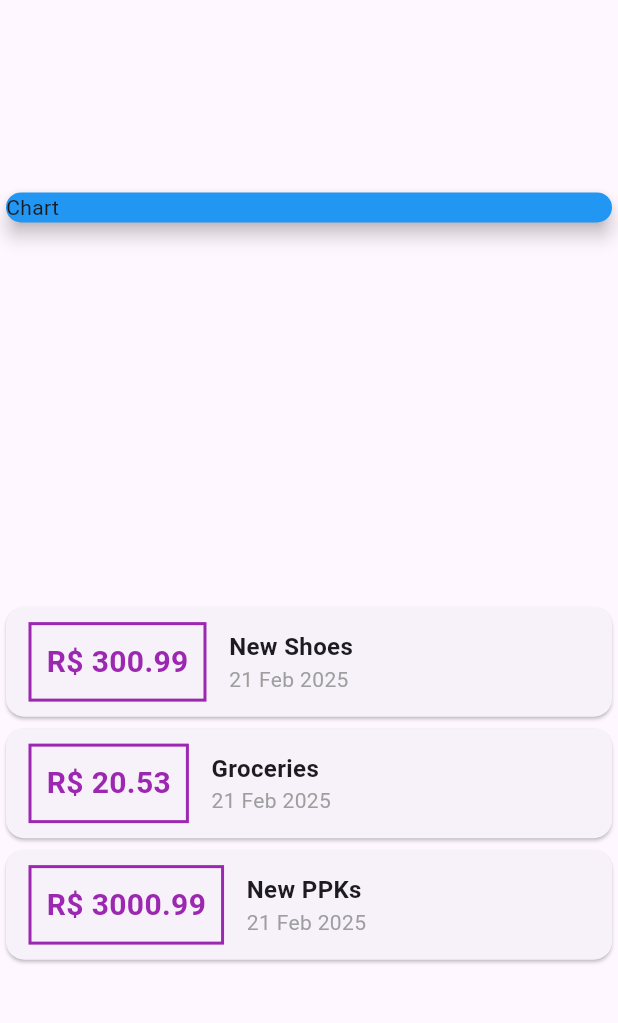
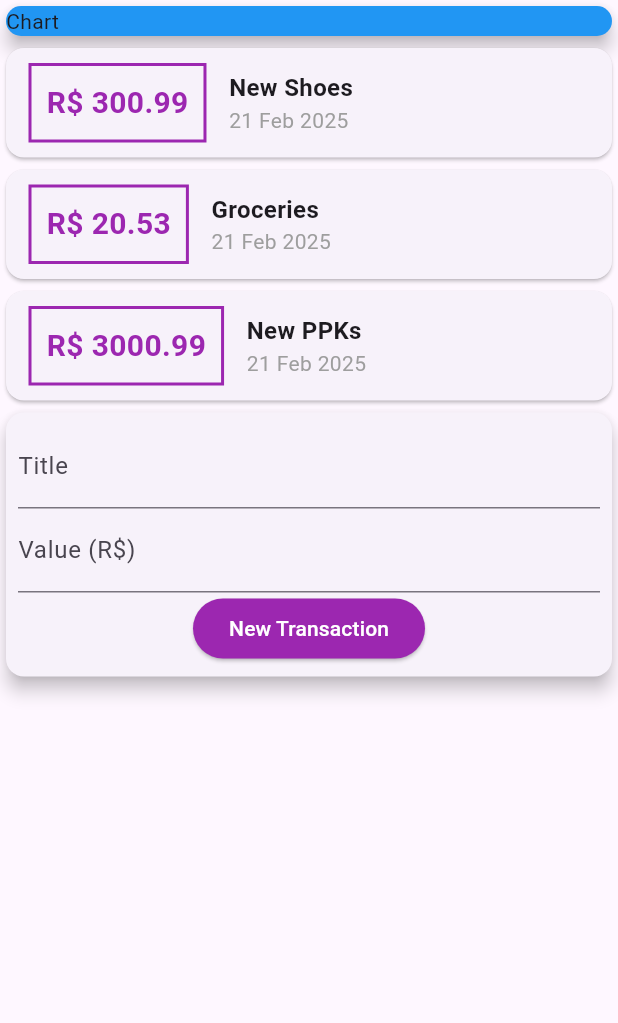
Before and after one commit to dilersik/personal-expenses-flutter, a Flutter app: the screen it shows after launch, on a phone screen of 412 x 824 dp, the part 84-1107 px from its top. Run offline on Flutter 3.47's test engine with Material 3 defaults, Android fonts, the phone set to English and light mode, and no system bars.

Commit message:
100. Usando TextField #01

```diff
--- a/lib/main.dart
+++ b/lib/main.dart
@@ -52,7 +52,6 @@ class MyHomePage extends StatelessWidget {
           backgroundColor: Colors.blue,
         ),
         body: Column(
-          mainAxisAlignment: MainAxisAlignment.spaceAround,
           crossAxisAlignment: CrossAxisAlignment.stretch,
           children: [
             SizedBox(
@@ -108,6 +107,30 @@ class MyHomePage extends StatelessWidget {
                 );
               }).toList(),
             ),
+            Card(
+              elevation: 5,
+              child: Padding(
+                padding: const EdgeInsets.all(8.0),
+                child: Column(
+                  children: [
+                    TextField(
+                      decoration: InputDecoration(labelText: 'Title'),
+                    ),
+                    TextField(
+                      decoration: InputDecoration(labelText: 'Value (R\$)'),
+                    ),
+                    ElevatedButton(
+                      onPressed: () {},
+                      style: ElevatedButton.styleFrom(
+                        backgroundColor: Colors.purple,
+                        foregroundColor: Colors.white,
+                      ),
+                      child: Text('New Transaction'),
+                    )
+                  ],
+                ),
+              ),
+            )
           ],
         ));
   }
```
